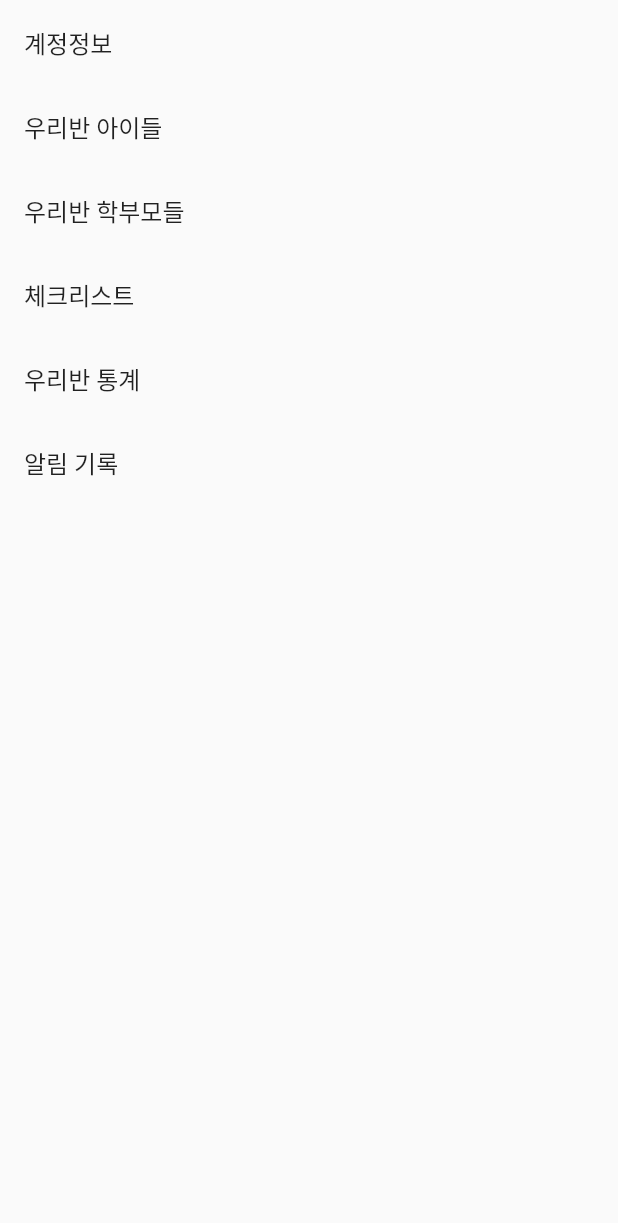
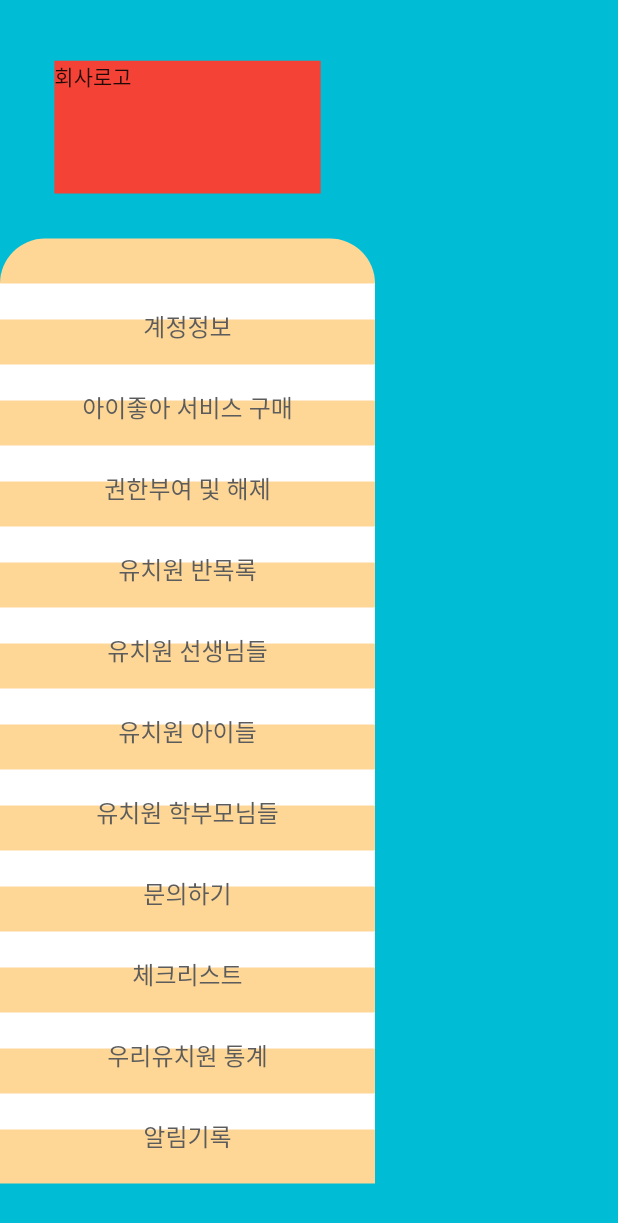
Before and after one commit to YoungHoKwon1/B2_1_acc_info_basic, a Flutter app: the screen it shows after launch, on a phone screen of 412 x 824 dp. Shown: the top 1223 px of the screen. Run offline on Flutter 3.47's test engine with Material 2 defaults, Android fonts, the phone set to English and light mode, and no system bars; our stand-ins replace flutter_svg; Roboto replaces fonts that are missing (Noto Sans KR).

Commit message:
Update main.dart

```diff
--- a/lib/main.dart
+++ b/lib/main.dart
@@ -9,7 +9,42 @@ class MyApp extends StatelessWidget {
     return MaterialApp(
       debugShowCheckedModeBanner: false,
       title: 'info_basic',
-        home: ListViewInfo()
+      theme: ThemeData(fontFamily: 'Noto Sans KR'),
+      home: Scaffold(
+        backgroundColor: Colors.cyan,
+        // appBar: MenuAppBar(),
+        // endDrawer: Container(
+        //     width: 305,
+        //     child: MenuDrawer())
+        body: Row(
+          children: [
+            Column(
+              children: [
+                Container(
+                    color: Colors.red,
+                    width: 177.51,
+                    height: 88.51,
+                    margin: EdgeInsets.fromLTRB(0, 40.49, 0, 0),
+                    child: //Image.asset('img', width: 177.51, height: 88.51),
+                        Text("회사로고")),
+                Container(
+                  width: 250,
+                  height: 630,
+                  decoration: const BoxDecoration(
+                    color: const Color(0xFFFED796),
+                    borderRadius: BorderRadius.only(
+                        topLeft: Radius.circular(30),
+                        topRight: Radius.circular(30)),
+                  ),
+                  margin: EdgeInsets.only(top: 30),
+                  child: ListViewInfo(),
+                )
+              ],
+            ),
+            Column()
+          ],
+        ),
+      ),
     );
   }
 // Widget build(BuildContext context) {
@@ -22,140 +57,153 @@ class MyApp extends StatelessWidget {
 
 //사용자에 따라 다른 listview
 class ListViewInfo extends StatelessWidget {
-  String userType = 'ㅁㄴㅇ';
+  String userType = 'a';
+  List<String> info = [];
+
   @override
   Widget build(BuildContext context) {
-    if(userType == 'ㅁㄴㅇ')
-      return Scaffold(
-          body: ListViewTeacher()
+    if (userType == 'teacher')
+      info = ['계정정보', '우리반 아이들', '우리반 학부모들', '체크리스트', '우리반 통계', '알림기록'];
+    else
+      info = [
+        '계정정보',
+        '아이좋아 서비스 구매',
+        '권한부여 및 해제', '유치원 반목록',
+        '유치원 선생님들',
+        '유치원 아이들',
+        '유치원 학부모님들',
+        '문의하기',
+        '체크리스트',
+        '우리유치원 통계',
+        '알림기록'
+      ];
+    return ListView.builder(
+      itemCount: info.length,
+      itemBuilder: (BuildContext context, int index) {
+        return Container(
+          color: Colors.white,
+          margin: EdgeInsets.only(top: 30),
+          width: 110,
+          height: 24,
+          child: ListTile(
+            title: Text(info[index], style: TextStyle(fontSize: 16, color: const Color(0xFF5C5C5C)), textAlign: TextAlign.center,)
+          ),
         );
-    else
-      return Scaffold(
-          body: ListViewSupervisor()
+      },
     );
   }
 }
 
-//선생님
-class ListViewTeacher extends StatelessWidget {
-  const ListViewTeacher({Key? key}) : super(key: key);
 
-  @override
-  Widget build(BuildContext context) {
-    return ListView(
-      //ListiView height, width 조정 필요
-      children: <Widget> [
-        ListTile(
-          title: Text('계정정보'),
-          onTap: () {
-            print('계정정보');
-          }
-        ),ListTile(
-            title: Text('우리반 아이들'),
-            onTap: () {
-              print('우리반 아이들');
-            }
-        ),ListTile(
-            title: Text('우리반 학부모들'),
-            onTap: () {
-              print('우리반 학부모들');
-            }
-        ),ListTile(
-            title: Text('체크리스트'),
-            onTap: () {
-              print('체크리스트');
-            }
-        ),
-        ListTile(
-            title: Text('우리반 통계'),
-            onTap: () {
-              print('우리반 통계');
-            }
-        ),
-        ListTile(
-            title: Text('알림 기록'),
-            onTap: () {
-              print('알림 기록');
-            }
-        ),
-      ],
-    );
-  }
-}
-
-//최고 권위자
-class ListViewSupervisor extends StatelessWidget {
-  const ListViewSupervisor({Key? key}) : super(key: key);
-
-  @override
-  Widget build(BuildContext context) {
-    return ListView(
-      //ListView height, width 조정 필요
-      children: <Widget> [
-        ListTile(
-            title: Text('계정정보'),
-            onTap: () {
-              print('계정정보');
-            }
-        ),ListTile(
-            title: Text('아이좋아 서비스 구매'),
-            onTap: () {
-              print('아이좋아 서비스 구매');
-            }
-        ),ListTile(
-            title: Text('권한부여 및 해제'),
-            onTap: () {
-              print('권한부여 및 해제');
-            }
-        ),ListTile(
-            title: Text('유치원 반목록'),
-            onTap: () {
-              print('유치원 반목록');
-            }
-        ),
-        ListTile(
-            title: Text('유치원 선생님들'),
-            onTap: () {
-              print('유치원 선생님들');
-            }
-        ),
-        ListTile(
-            title: Text('유치원 아이들'),
-            onTap: () {
-              print('유치원 아이들');
-            }
-        ),
-        ListTile(
-            title: Text('유치원 학부모님들'),
-            onTap: () {
-              print('유치원 학부모님들');
-            }
-        ),
-        ListTile(
-            title: Text('문의하기'),
-            onTap: () {
-              print('문의하기');
-            }
-        ),
-        ListTile(
-            title: Text('체크리스트'),
-            onTap: () {
-              print('체크리스트');
-            }
-        ),
-        ListTile(
-            title: Text('우리유치원 통계'),
-            onTap: () {
-              print('우리유치원 통계');
-            }
-        ),
-        ListTile(
-            title: Text('알림 기록'),
-            onTap: () {
-              print('알림 기록');
-            }
-        ),
-      ],
-    );
-  }
-}
+// //선생님
+// class ListViewTeacher extends StatelessWidget {
+//   const ListViewTeacher({Key? key}) : super(key: key);
+//
+//   @override
+//   Widget build(BuildContext context) {
+//     return ListView(
+//       //ListiView height, width 조정 필요
+//       children: <Widget>[
+//         ListTile(
+//             title: Text('계정정보'),
+//             onTap: () {
+//               print('계정정보');
+//             }),
+//         ListTile(
+//             title: Text('우리반 아이들'),
+//             onTap: () {
+//               print('우리반 아이들');
+//             }),
+//         ListTile(
+//             title: Text('우리반 학부모들'),
+//             onTap: () {
+//               print('우리반 학부모들');
+//             }),
+//         ListTile(
+//             title: Text('체크리스트'),
+//             onTap: () {
+//               print('체크리스트');
+//             }),
+//         ListTile(
+//             title: Text('우리반 통계'),
+//             onTap: () {
+//               print('우리반 통계');
+//             }),
+//         ListTile(
+//             title: Text('알림 기록'),
+//             onTap: () {
+//               print('알림 기록');
+//             }),
+//       ],
+//     );
+//   }
+// }
+//
+// //최고 권위자
+// class ListViewSupervisor extends StatelessWidget {
+//   const ListViewSupervisor({Key? key}) : super(key: key);
+//
+//   @override
+//   Widget build(BuildContext context) {
+//     return ListView(
+//       //ListView height, width 조정 필요
+//       children: <Widget>[
+//         ListTile(
+//             title: Text('계정정보'),
+//             onTap: () {
+//               print('계정정보');
+//             }),
+//         ListTile(
+//             title: Text('아이좋아 서비스 구매'),
+//             onTap: () {
+//               print('아이좋아 서비스 구매');
+//             }),
+//         ListTile(
+//             title: Text('권한부여 및 해제'),
+//             onTap: () {
+//               print('권한부여 및 해제');
+//             }),
+//         ListTile(
+//             title: Text('유치원 반목록'),
+//             onTap: () {
+//               print('유치원 반목록');
+//             }),
+//         ListTile(
+//             title: Text('유치원 선생님들'),
+//             onTap: () {
+//               print('유치원 선생님들');
+//             }),
+//         ListTile(
+//             title: Text('유치원 아이들'),
+//             onTap: () {
+//               print('유치원 아이들');
+//             }),
+//         ListTile(
+//             title: Text('유치원 학부모님들'),
+//             onTap: () {
+//               print('유치원 학부모님들');
+//             }),
+//         ListTile(
+//             title: Text('문의하기'),
+//             onTap: () {
+//               print('문의하기');
+//             }),
+//         ListTile(
+//             title: Text('체크리스트'),
+//             onTap: () {
+//               print('체크리스트');
+//             }),
+//         ListTile(
+//             title: Text('우리유치원 통계'),
+//             onTap: () {
+//               print('우리유치원 통계');
+//             }),
+//         ListTile(
+//             title: Text('알림 기록'),
+//             onTap: () {
+//               print('알림 기록');
+//             }),
+//       ],
+//     );
+//   }
+// }
```
Lines whose indentation alone changed are shown as unchanged.
